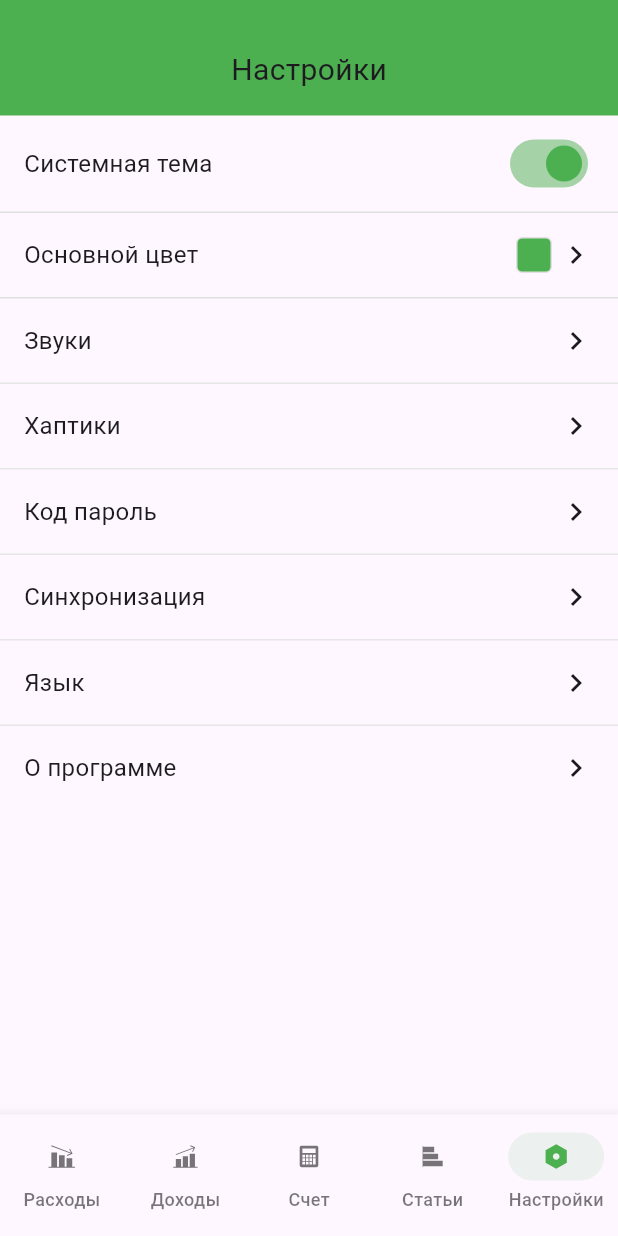
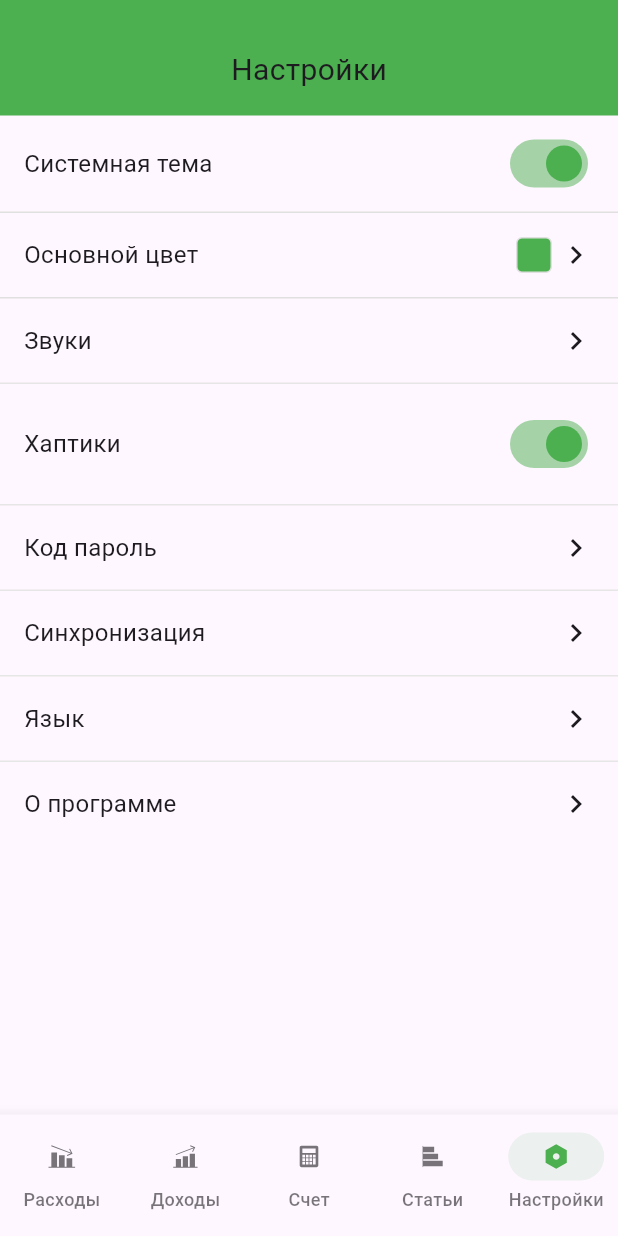
Before and after one commit to MeZeksan/finance_app_yandex_smr_2025, a Flutter app: the screen it shows after launch, item 5 of the bottom bar chosen, on a phone screen of 412 x 824 dp. Run offline on Flutter 3.47's test engine with Material 3 defaults, Android fonts, the phone set to English and light mode, and no system bars; our stand-ins replace auto_route, connectivity_plus, dio, equatable, fl_chart, flutter_bloc and 7 more; generated files the repository leaves out were written again; network calls fail.

Commit message:
Добавлен HapticService для поддержки тактильной обратной связи в приложении. Обновлены экраны настроек, транзакций и основной обертки для использования хаптиков при взаимодействии с элементами интерфейса. Также обновлены зависимости в pubspec.yaml и pubspec.lock.

```diff
--- a/lib/core/di/service_locator.dart
+++ b/lib/core/di/service_locator.dart
@@ -3,6 +3,7 @@ import 'package:finance_app_yandex_smr_2025/core/database/services/database_serv
 import 'package:finance_app_yandex_smr_2025/core/network/network_service.dart';
 import 'package:finance_app_yandex_smr_2025/core/services/backup_service.dart';
 import 'package:finance_app_yandex_smr_2025/core/services/theme_service.dart';
+import 'package:finance_app_yandex_smr_2025/core/services/haptic_service.dart';
 import 'package:finance_app_yandex_smr_2025/features/transaction/domain/repository/transaction_repository.dart';
 import 'package:finance_app_yandex_smr_2025/features/category/domain/repositories/category_repository.dart';
 import 'package:finance_app_yandex_smr_2025/features/account/domain/repository/bank_account_repository.dart';
@@ -89,6 +90,11 @@ class ServiceLocator {
     final themeService = ThemeService();
     await themeService.init();
     sl.registerSingleton<ThemeService>(themeService);
+
+    // Регистрируем HapticService
+    final hapticService = HapticService();
+    await hapticService.init();
+    sl.registerSingleton<HapticService>(hapticService);
   }
 
   static Future<void> _registerRepositories() async {
@@ -184,4 +190,7 @@ class ServiceLocator {
 
   /// Получение сервиса темы
   static ThemeService get themeService => sl<ThemeService>();
+
+  /// Получение сервиса хаптиков
+  static HapticService get hapticService => sl<HapticService>();
 }
--- a/lib/core/routes/main_wrapper_page.dart
+++ b/lib/core/routes/main_wrapper_page.dart
@@ -2,6 +2,7 @@ import 'package:auto_route/auto_route.dart';
 import 'package:finance_app_yandex_smr_2025/core/di/service_locator.dart';
 import 'package:finance_app_yandex_smr_2025/core/routes/app_router.dart';
 import 'package:finance_app_yandex_smr_2025/core/services/theme_service.dart';
+import 'package:finance_app_yandex_smr_2025/core/services/haptic_service.dart';
 import 'package:flutter/material.dart';
 import 'package:flutter_svg/svg.dart';
 
@@ -15,11 +16,13 @@ class MainWrapperPage extends StatefulWidget {
 
 class _MainWrapperPageState extends State<MainWrapperPage> {
   late ThemeService _themeService;
+  late HapticService _hapticService;
 
   @override
   void initState() {
     super.initState();
     _themeService = ServiceLocator.themeService;
+    _hapticService = ServiceLocator.hapticService;
   }
 
   @override
@@ -39,7 +42,11 @@ class _MainWrapperPageState extends State<MainWrapperPage> {
             return BottomNavigationBar(
               backgroundColor: _themeService.backgroundColor,
               currentIndex: tabsRouter.activeIndex,
-              onTap: tabsRouter.setActiveIndex,
+              onTap: (index) {
+                // Хаптик фидбек при переключении табов
+                _hapticService.lightImpact();
+                tabsRouter.setActiveIndex(index);
+              },
               type: BottomNavigationBarType.fixed,
               selectedLabelStyle: const TextStyle().copyWith(fontSize: 0),
               unselectedLabelStyle: const TextStyle().copyWith(fontSize: 0),
--- a/lib/features/settings/presentation/view/settings_screen.dart
+++ b/lib/features/settings/presentation/view/settings_screen.dart
@@ -3,6 +3,7 @@ import 'package:flutter/material.dart';
 import 'package:flutter_colorpicker/flutter_colorpicker.dart';
 import 'package:finance_app_yandex_smr_2025/core/di/service_locator.dart';
 import 'package:finance_app_yandex_smr_2025/core/services/theme_service.dart';
+import 'package:finance_app_yandex_smr_2025/core/services/haptic_service.dart';
 
 @RoutePage()
 class SettingsScreen extends StatefulWidget {
@@ -14,11 +15,13 @@ class SettingsScreen extends StatefulWidget {
 
 class _SettingsScreenState extends State<SettingsScreen> {
   late ThemeService _themeService;
+  late HapticService _hapticService;
 
   @override
   void initState() {
     super.initState();
     _themeService = ServiceLocator.themeService;
+    _hapticService = ServiceLocator.hapticService;
   }
 
   @override
@@ -183,7 +186,33 @@ class _SettingsScreenState extends State<SettingsScreen> {
                             thickness: 1,
                             color: _themeService.isDarkMode ? Colors.grey.shade700 : const Color(0xFFE6E6E6)
                           ),
-                          _buildSettingTile('Хаптики', Icons.vibration),
+                          Container(
+                            width: double.infinity,
+                            padding: const EdgeInsets.only(left: 16, right: 16, top: 16, bottom: 16),
+                            child: Row(
+                              children: [
+                                Text(
+                                  'Хаптики',
+                                  style: TextStyle(
+                                    color: _themeService.textColor,
+                                    fontSize: 16,
+                                  ),
+                                ),
+                                const Spacer(),
+                                Switch(
+                                  value: _hapticService.isEnabled,
+                                  onChanged: (value) {
+                                    _hapticService.setEnabled(value);
+                                    // Хаптик фидбек при переключении
+                                    if (value) {
+                                      _hapticService.mediumImpact();
+                                    }
+                                  },
+                                  activeColor: _themeService.headerColor,
+                                ),
+                              ],
+                            ),
+                          ),
                           Divider(
                             height: 1,
                             thickness: 1,
--- a/pubspec.yaml
+++ b/pubspec.yaml
@@ -44,6 +44,9 @@ dependencies:
   shared_preferences: ^2.3.2
   flutter_colorpicker: ^1.0.3
 
+  # Haptics
+  haptic_feedback: ^0.3.0
+
 dev_dependencies:
   flutter_test:
     sdk: flutter
```
Also changed, not shown: lib/core/services/haptic_service.dart (added, +55 -0 lines), lib/features/transaction/presentation/view/transaction_screen.dart (+9 -0 lines), pubspec.lock.
